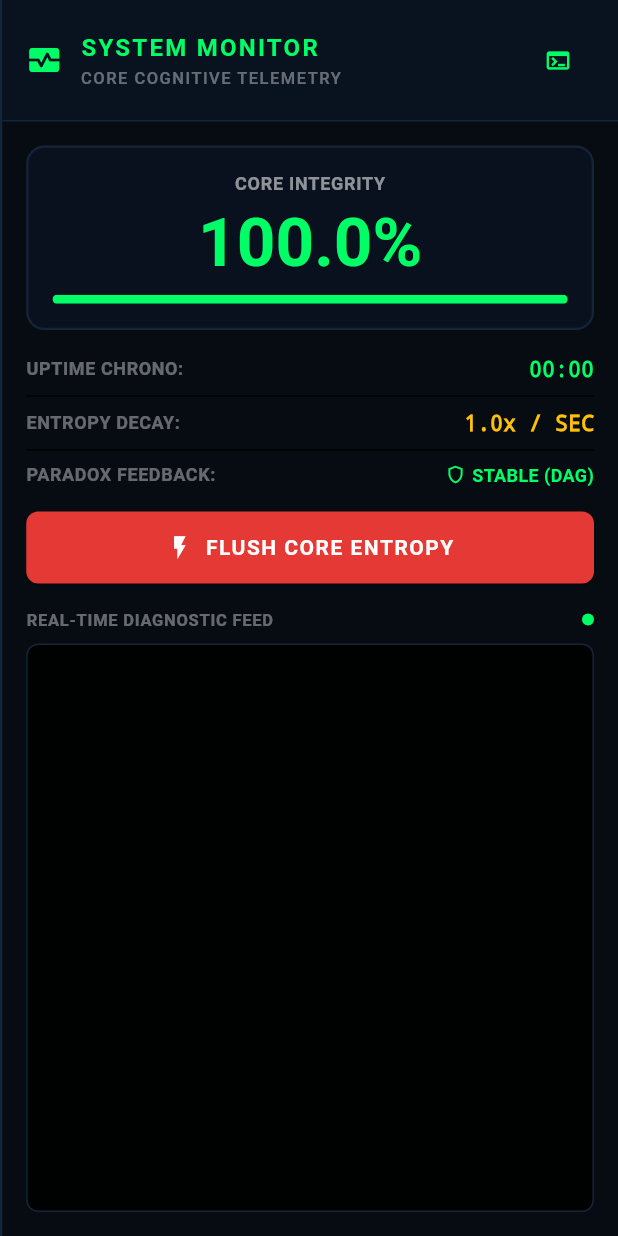
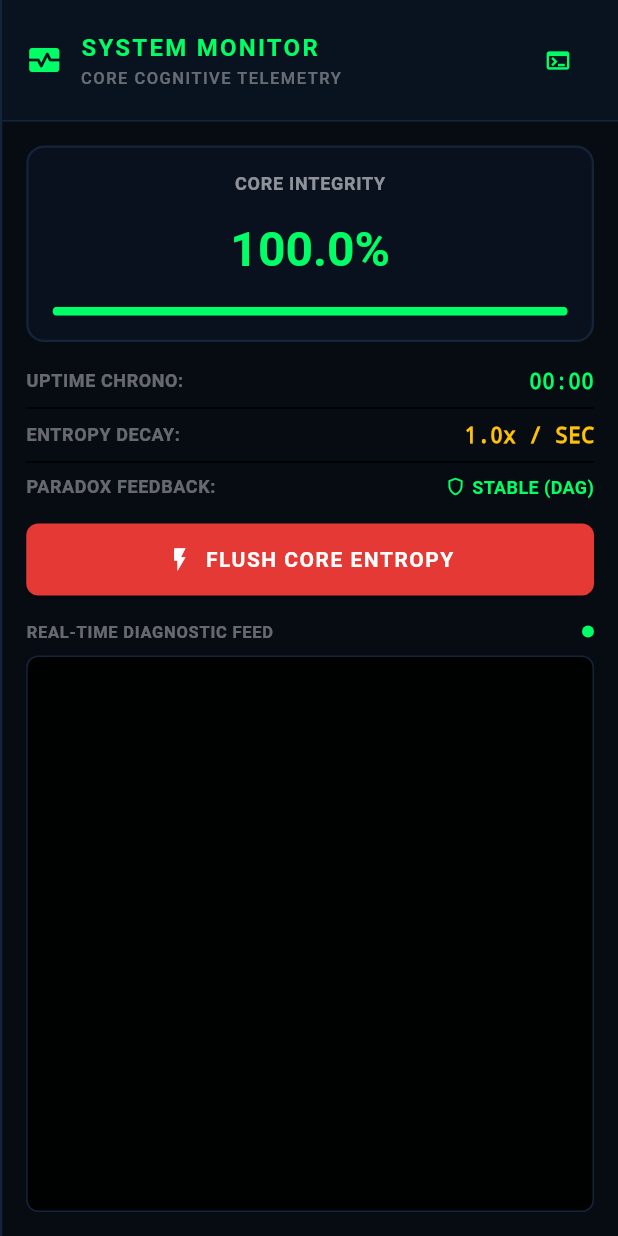
Before and after one commit to mg3994/magic-fun, a Flutter app: the TelemetryDashboard widget shown alone on an empty page, opened directly, on a phone screen of 412 x 824 dp. Run offline on Flutter 3.47's test engine with Material 3 defaults, Android fonts, the phone set to English and light mode, and no system bars; our stand-ins replace go_router, shared_preferences; missing offline and left inert: nowa_runtime; accounts and stored records are empty.

Commit message:
Improve UI stability, canvas interactions, and responsiveness
- Refactor LogicGridCanvas with InteractiveViewer for smooth pan/zoom.
- Add keyboard shortcuts (Ctrl +/-/0) and mouse wheel support for zooming.
- Implement an absolute 0-5000 coordinate system with centering logic.
- Add Four-way arrow cursor (move) for canvas and grab/grabbing for nodes.
- Polish NodeCard UI with enhanced shadows, borders, and grab cursors.
- Stabilize TelemetryDashboard UI to prevent layout shifts using fixed-height containers and tabular figures.
- Implement responsive mobile layout using a TabBar for sidebars.
- Fix CI deployment issue and missing dart:math import.

Co-authored-by: mg3994 <126542773+mg3994@users.noreply.github.com>

```diff
--- a/lib/components/telemetry_dashboard.dart
+++ b/lib/components/telemetry_dashboard.dart
@@ -1,3 +1,4 @@
+import 'dart:ui';
 import 'package:flutter/material.dart';
 import 'package:nowa_runtime/nowa_runtime.dart';
 import 'package:syncpoint_paradox_logic/globals/app_state.dart';
@@ -152,10 +153,15 @@ class TelemetryDashboard extends StatelessWidget {
                         ),
                       ),
                       const SizedBox(height: 6),
-                      Text(
-                        '${state.totalStability}%',
+                      SizedBox(
+                        height: 60,
+                        child: Center(
+                          child: Text(
+                            '${state.totalStability.toStringAsFixed(1)}%',
                             style: theme.textTheme.displayMedium?.copyWith(
                               fontWeight: FontWeight.bold,
+                              fontFeatures: const [FontFeature.tabularFigures()],
+                              fontSize: 32,
                               color: state.isTerminalTheme
                                   ? (state.totalStability > 60
                                         ? const Color(0xFF00FF66)
@@ -167,6 +173,8 @@ class TelemetryDashboard extends StatelessWidget {
                                         : state.totalStability > 30
                                         ? Colors.amber
                                         : Colors.red),
+                            ),
+                          ),
                         ),
                       ),
                       const SizedBox(height: 8),
```
Lines whose indentation alone changed are shown as unchanged.
